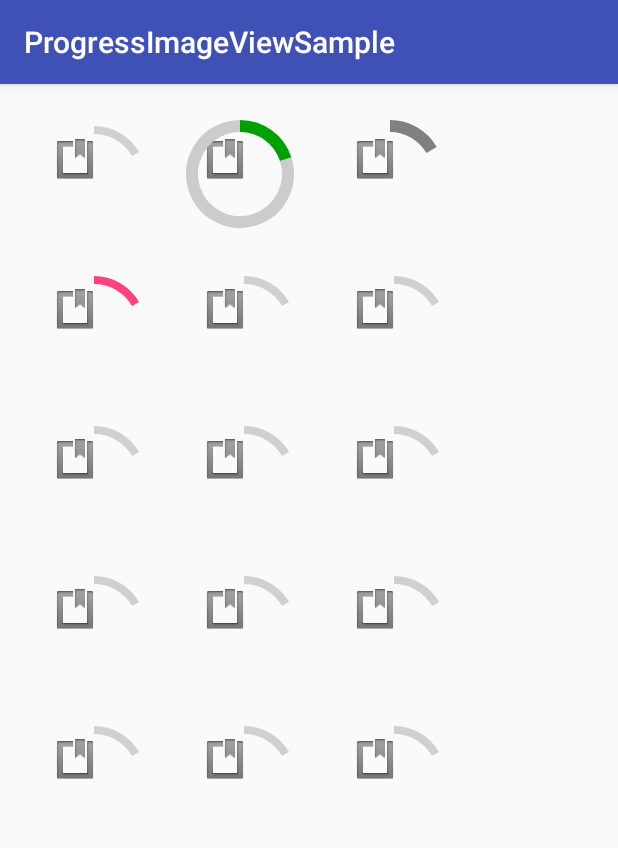
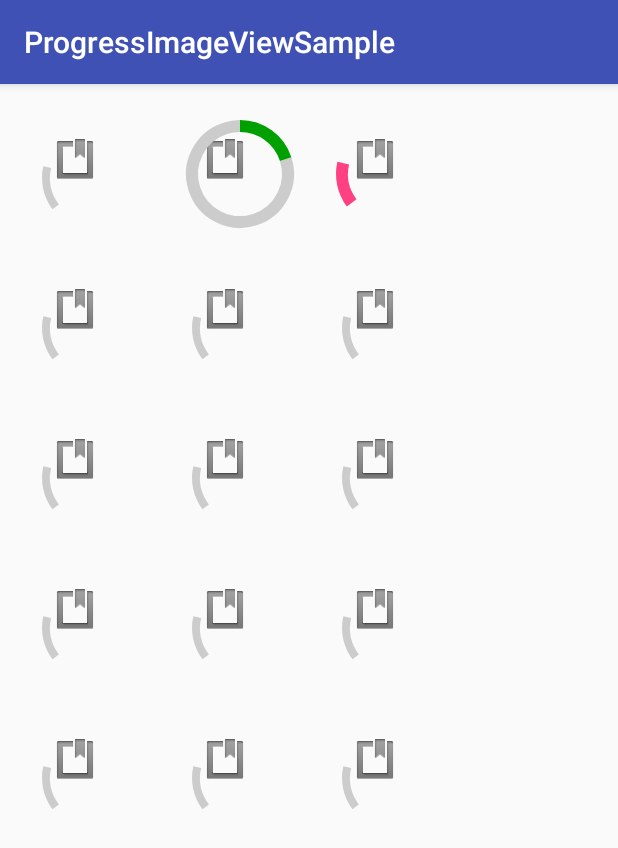
Before and after one commit to stefanosiano/PowerfulImageView, an Android app: the screen it shows after launch (MainActivity), on a phone screen of 412 x 824 dp. Shown: the top 848 px of the screen. Run offline under Robolectric (Android 15) with nearby library versions, the light colour scheme and no system bars.

Commit message:
big cleaning of indeterminate progress

```diff
--- a/progressimageview/src/main/java/com/stefanosiano/progressimageview/ProgressImageView.java
+++ b/progressimageview/src/main/java/com/stefanosiano/progressimageview/ProgressImageView.java
@@ -36,8 +36,8 @@ public class ProgressImageView extends AppCompatImageView {
     private PivProgressMode mProgressMode = null;
     private int mProgressFrontColor = 0;
     private int mProgressBackColor = 0;
+    private int mIndeterminateProgressColor = 0;
     private boolean mUseDeterminateProgressAnimation;
-    private int[] mIndeterminateProgressColorArray = {};
 
 
     public ProgressImageView(Context context) {
@@ -66,6 +66,7 @@ public class ProgressImageView extends AppCompatImageView {
         this.mProgressCircleBorderWidth = a.getDimensionPixelSize(R.styleable.ProgressImageView_piv_progress_circle_border_width, Math.round(mProgressCircleSize / 8f));
         this.mProgressFrontColor = a.getColor(R.styleable.ProgressImageView_piv_progress_front_color, ContextCompat.getColor(context, R.color.piv_default_progress_front_color));
         this.mProgressBackColor = a.getColor(R.styleable.ProgressImageView_piv_progress_back_color, ContextCompat.getColor(context, R.color.piv_default_progress_back_color));
+        this.mIndeterminateProgressColor = a.getColor(R.styleable.ProgressImageView_piv_indeterminate_progress_color, ContextCompat.getColor(context, R.color.piv_default_indeterminate_progress_color));
         this.mProgressMode = null;
 
         PivProgressMode progressMode = PivProgressMode.fromValue(a.getInteger(R.styleable.ProgressImageView_piv_progress_mode, PivProgressMode.PROGRESS_MODE_DETERMINATE.getValue()));
@@ -73,29 +74,6 @@ public class ProgressImageView extends AppCompatImageView {
         this.mDeterminateProgressDrawer.setProgressAngle(angle);
         mDeterminateProgressDrawer.setUseAnimation(mUseDeterminateProgressAnimation);
         if(this.mProgressCircleBorderWidth < 1) this.mProgressCircleBorderWidth = 1;
-
-        final int id = a.getResourceId(R.styleable.ProgressImageView_piv_indeterminate_progress_color_array, R.array.piv_default_indeterminate_progress_colors);
-
-        try{
-            if(isInEditMode()){
-                //layout editor doesn't get these colors, if i take getIntArray()
-                String[] colors = a.getResources().getStringArray(id);
-                mIndeterminateProgressColorArray = new int[colors.length];
-                for(int i = 0; i < mIndeterminateProgressColorArray.length; i++){
-                    mIndeterminateProgressColorArray[i] = Color.parseColor(colors[i]);
-                }
-            }
-            else {
-                mIndeterminateProgressColorArray = a.getResources().getIntArray(id);
-            }
-            if (mIndeterminateProgressColorArray.length < 2) {
-                mIndeterminateProgressColorArray = new int[]{this.mProgressBackColor, this.mProgressFrontColor};
-            }
-        }
-        catch (NullPointerException|Resources.NotFoundException|IllegalArgumentException e){
-            e.printStackTrace();
-            mIndeterminateProgressColorArray = new int[]{this.mProgressBackColor, this.mProgressFrontColor};
-        }
 
         a.recycle();
 
@@ -141,7 +119,7 @@ public class ProgressImageView extends AppCompatImageView {
                 mProgressDrawer = mDummyProgressDrawer;
                 break;
         }
-        mProgressDrawer.init(mProgressFrontColor, mProgressCircleBorderWidth, mProgressBackColor, mIndeterminateProgressColorArray);
+        mProgressDrawer.init(mProgressFrontColor, mProgressCircleBorderWidth, mProgressBackColor, mIndeterminateProgressColor);
     }
 
 
--- a/progressimageview/src/main/java/com/stefanosiano/progressimageview/progress/DeterminateProgressDrawer.java
+++ b/progressimageview/src/main/java/com/stefanosiano/progressimageview/progress/DeterminateProgressDrawer.java
@@ -59,7 +59,7 @@ public class DeterminateProgressDrawer implements ProgressDrawer {
     }
 
     @Override
-    public void init(int progressFrontColor, int progressCircleBorderWidth, int progressBackColor, int[] indeterminateProgressColorArray) {
+    public void init(int progressFrontColor, int progressCircleBorderWidth, int progressBackColor, int indeterminateProgressColor) {
 
         if(mProgressFrontPaint == null) mProgressFrontPaint = new Paint();
         if(mProgressBackPaint == null) mProgressBackPaint = new Paint();
--- a/progressimageview/src/main/java/com/stefanosiano/progressimageview/progress/DummyProgressDrawer.java
+++ b/progressimageview/src/main/java/com/stefanosiano/progressimageview/progress/DummyProgressDrawer.java
@@ -10,7 +10,7 @@ import android.graphics.RectF;
 public class DummyProgressDrawer implements ProgressDrawer {
 
     @Override
-    public void init(int progressFrontColor, int progressCircleBorderWidth, int progressBackColor, int[] indeterminateProgressColorArray) {
+    public void init(int progressFrontColor, int progressCircleBorderWidth, int progressBackColor, int indeterminateProgressArray) {
 
     }
 
--- a/progressimageview/src/main/java/com/stefanosiano/progressimageview/progress/IndeterminateProgressDrawer.java
+++ b/progressimageview/src/main/java/com/stefanosiano/progressimageview/progress/IndeterminateProgressDrawer.java
@@ -1,15 +1,12 @@
 package com.stefanosiano.progressimageview.progress;
 
-import android.animation.ObjectAnimator;
+import android.animation.Animator;
 import android.animation.ValueAnimator;
 import android.graphics.Canvas;
 import android.graphics.Paint;
 import android.graphics.RectF;
 import android.view.animation.AccelerateDecelerateInterpolator;
-import android.view.animation.Animation;
-import android.view.animation.DecelerateInterpolator;
 import android.view.animation.LinearInterpolator;
-import android.view.animation.Transformation;
 
 import com.stefanosiano.progressimageview.ProgressImageView;
 
@@ -22,82 +19,55 @@ public class IndeterminateProgressDrawer implements ProgressDrawer {
     private final ProgressImageView piv;
     private final RectF mProgressBounds;
 
-    private Animation mProgressAnimation;
-    private ValueAnimator mOffsetAnimator;
-    private Paint mProgressFrontPaint, mProgressBackPaint;
-    private int mProgressBackStartAngle, mProgressBackSweepAngle, mProgressFrontStartAngle, mProgressFrontSweepAngle;
-    private int[] mIndeterminateProgressColorArray;
-    private int colorIndex;
-    private int mLastSweepAngle;
-    private int offset, lastOffset, lastx;
-    private boolean changed = false;
+    private ValueAnimator mOffsetAnimator, mProgressAnimator;
+    private Paint mProgressPaint;
+    private int mProgressStartAngle, mProgressSweepAngle;
+    private int offset;
+    private boolean isShrinking;
 
     public IndeterminateProgressDrawer(ProgressImageView piv, RectF progressBounds) {
         this.piv = piv;
         this.mProgressBounds = progressBounds;
-        this.colorIndex = 0;
-        changed = false;
-        offset = 0;
-        lastx = 0;
-    }
-
-    private void setProgressAngle(int progressAngle, int frontChange) {
-        //frontChange = 0;
-        if(!changed) {
-            this.mProgressFrontStartAngle = - 90 + frontChange + offset;
-            this.mProgressFrontSweepAngle = progressAngle + 60;
-            this.mProgressBackStartAngle = (mProgressFrontStartAngle + mProgressFrontSweepAngle) % 360;
-            this.mProgressBackSweepAngle = 360 - mProgressFrontSweepAngle;
-        }
-        else {
-            this.mProgressFrontStartAngle = -90 + progressAngle + frontChange + offset;
-            this.mProgressFrontSweepAngle = mLastSweepAngle - progressAngle + frontChange + 90 - lastOffset;
-
-            this.mProgressBackStartAngle = (mProgressFrontStartAngle + mProgressFrontSweepAngle) % 360;
-            this.mProgressBackSweepAngle = 360 - mProgressFrontSweepAngle;
-        }
-        this.piv.postInvalidate((int)mProgressBounds.left-1, (int)mProgressBounds.top-1, (int)mProgressBounds.right+1, (int)mProgressBounds.bottom+1);
+        this.offset = 0;
+        this.isShrinking = false;
+        this.mProgressStartAngle = -90;
+        this.mProgressSweepAngle = 180;
     }
 
     @Override
-    public void init(int progressFrontColor, int progressCircleBorderWidth, int progressBackColor, int[] indeterminateProgressColorArray) {
+    public void init(int progressFrontColor, int progressCircleBorderWidth, int progressBackColor, int indeterminateProgressColor) {
 
         createAnimationIfNeeded();
-        if(mProgressFrontPaint == null) mProgressFrontPaint = new Paint();
-        if(mProgressBackPaint == null) mProgressBackPaint = new Paint();
+        if(mProgressPaint == null) mProgressPaint = new Paint();
 
-        mIndeterminateProgressColorArray = indeterminateProgressColorArray;
-        mProgressBackPaint.setColor(indeterminateProgressColorArray[0]);
-        mProgressBackPaint.setStrokeWidth(progressCircleBorderWidth);
-        mProgressBackPaint.setAntiAlias(true);
-        mProgressBackPaint.setStyle(Paint.Style.STROKE);
-        mProgressFrontPaint.setColor(indeterminateProgressColorArray[1]);
-        mProgressFrontPaint.setStrokeWidth(progressCircleBorderWidth);
-        mProgressFrontPaint.setAntiAlias(true);
-        mProgressFrontPaint.setStyle(Paint.Style.STROKE);
-        colorIndex = 0;
+        mProgressPaint.setColor(indeterminateProgressColor);
+        mProgressPaint.setStrokeWidth(progressCircleBorderWidth);
+        mProgressPaint.setAntiAlias(true);
+        mProgressPaint.setStyle(Paint.Style.STROKE);
+
         setProgressAngle(0, 0);
 
-        piv.clearAnimation();
-        piv.startAnimation(mProgressAnimation);
+        mProgressAnimator.start();
         mOffsetAnimator.start();
     }
 
 
     @Override
     public void draw(Canvas canvas, RectF progressBounds) {
-        //canvas.drawArc(progressBounds, mProgressBackStartAngle, mProgressBackSweepAngle, false, mProgressBackPaint);
-        canvas.drawArc(progressBounds, mProgressFrontStartAngle, mProgressFrontSweepAngle, false, mProgressFrontPaint);
+        canvas.drawArc(progressBounds, mProgressStartAngle, mProgressSweepAngle, false, mProgressPaint);
     }
 
     @Override
     public void clear() {
-        piv.clearAnimation();
-        if(mProgressAnimation != null)
-            mProgressAnimation.reset();
-        if(mOffsetAnimator != null)
-            mOffsetAnimator.cancel();
-        colorIndex = 0;
+        if(mProgressAnimator != null)
+            this.mProgressAnimator.cancel();
+        if(mProgressAnimator != null)
+            this.mProgressAnimator.cancel();
+
+        this.offset = 0;
+        this.isShrinking = false;
+        this.mProgressStartAngle = -90;
+        this.mProgressSweepAngle = 180;
     }
 
 
@@ -105,59 +75,54 @@ public class IndeterminateProgressDrawer implements ProgressDrawer {
 
         if(mOffsetAnimator == null) {
             mOffsetAnimator = ValueAnimator.ofFloat(0f, 1f);
-            mOffsetAnimator.setDuration(5000);
+            mOffsetAnimator.setDuration(3000);
             mOffsetAnimator.setInterpolator(new LinearInterpolator());
             mOffsetAnimator.setRepeatCount(ValueAnimator.INFINITE);
             mOffsetAnimator.addUpdateListener(new ValueAnimator.AnimatorUpdateListener() {
                 public void onAnimationUpdate(ValueAnimator animation) {
-                    //offset = (int) (360 * (float) animation.getAnimatedValue());
-                    //offset = 50;
+                    offset = (int) (360 * (float) animation.getAnimatedValue());
                 }
             });
         }
 
-        if(mProgressAnimation == null) {
-
-            mProgressAnimation = new Animation() {
+        if(mProgressAnimator == null) {
+            mProgressAnimator = ValueAnimator.ofFloat(0f, 1f);
+            mProgressAnimator.setDuration(1000);
+            mProgressAnimator.setInterpolator(new AccelerateDecelerateInterpolator());
+            mProgressAnimator.setRepeatCount(ValueAnimator.INFINITE);
+            mProgressAnimator.addListener(new Animator.AnimatorListener() {
                 @Override
-                protected void applyTransformation(float interpolatedTime, Transformation t) {
-                    setProgressAngle(
-                            changed ? (int) (300 * interpolatedTime) : (int) (240 * interpolatedTime),
-                            changed ? (int) (60 * interpolatedTime) : (int) 0);
-                }
-            };
-            mProgressAnimation.setRepeatCount(Animation.INFINITE);
-            mProgressAnimation.setRepeatMode(Animation.INFINITE);
-            mProgressAnimation.setInterpolator(new AccelerateDecelerateInterpolator());
-            mProgressAnimation.setDuration(2000);
-            mProgressAnimation.setAnimationListener(new Animation.AnimationListener() {
-                private int i1, i2;
+                public void onAnimationStart(Animator animation) {}
 
                 @Override
-                public void onAnimationStart(Animation animation) {
-
-                }
+                public void onAnimationEnd(Animator animation) {}
 
                 @Override
-                public void onAnimationEnd(Animation animation) {
-                }
+                public void onAnimationCancel(Animator animation) {}
 
                 @Override
-                public void onAnimationRepeat(Animation animation) {
-                    changed = !changed;
-                    lastOffset = offset;
-                    if(changed)
-                        lastx -= 30;
-                    mLastSweepAngle = mProgressFrontSweepAngle + mProgressFrontStartAngle;
-                    /*
-                    colorIndex = (colorIndex + 1) % mIndeterminateProgressColorArray.length;
-                    i1 = colorIndex;
-                    i2 = (colorIndex + 1) % mIndeterminateProgressColorArray.length;
-
-                    mProgressBackPaint.setColor(mIndeterminateProgressColorArray[i1]);
-                    mProgressFrontPaint.setColor(mIndeterminateProgressColorArray[i2]);*/
+                public void onAnimationRepeat(Animator animation) {
+                    isShrinking = !isShrinking;
+                }
+            });
+            mProgressAnimator.addUpdateListener(new ValueAnimator.AnimatorUpdateListener() {
+                public void onAnimationUpdate(ValueAnimator animation) {
+                    setProgressAngle((int) (360 * (float) animation.getAnimatedValue()), (int) (290 * (float) animation.getAnimatedValue()));
                 }
             });
         }
+
+    }
+
+    private void setProgressAngle(int startAngleOffset, int sweepAngleOffset) {
+        if(isShrinking) {
+            this.mProgressStartAngle = -90 + startAngleOffset + offset;
+            this.mProgressSweepAngle = 340 - sweepAngleOffset;
+        }
+        else {
+            this.mProgressStartAngle = -90 + offset;
+            this.mProgressSweepAngle = sweepAngleOffset + 50;
+        }
+        this.piv.postInvalidate((int)mProgressBounds.left-1, (int)mProgressBounds.top-1, (int)mProgressBounds.right+1, (int)mProgressBounds.bottom+1);
     }
 }
--- a/progressimageview/src/main/java/com/stefanosiano/progressimageview/progress/ProgressDrawer.java
+++ b/progressimageview/src/main/java/com/stefanosiano/progressimageview/progress/ProgressDrawer.java
@@ -8,7 +8,7 @@ import android.graphics.RectF;
  */
 
 public interface ProgressDrawer {
-    void init(int progressFrontColor, int progressCircleBorderWidth, int progressBackColor, int[] indeterminateProgressColorArray);
+    void init(int progressFrontColor, int progressCircleBorderWidth, int progressBackColor, int indeterminateProgressColor);
     void draw(Canvas canvas, RectF progressBounds);
     void clear();
 }
--- a/progressimageview/src/main/res/values/attrs.xml
+++ b/progressimageview/src/main/res/values/attrs.xml
@@ -7,7 +7,7 @@
         <attr name="piv_progress_percent" format="float" />
         <attr name="piv_progress_front_color" format="color" />
         <attr name="piv_progress_back_color" format="color" />
-        <attr name="piv_indeterminate_progress_color_array" format="reference" />
+        <attr name="piv_indeterminate_progress_color" format="color" />
         <attr name="piv_progress_mode" format="enum" >
             <enum name="disabled" value="0"/>
             <enum name="indeterminate" value="1"/>
--- a/progressimageview/src/main/res/values/colors.xml
+++ b/progressimageview/src/main/res/values/colors.xml
@@ -2,8 +2,5 @@
 <resources>
     <color name="piv_default_progress_front_color">#00A000</color>
     <color name="piv_default_progress_back_color">#CCCCCC</color>
-    <array name="piv_default_indeterminate_progress_colors">
-        <item>#A0A0A0</item>
-        <item>#D0D0D0</item>
-    </array>
+    <color name="piv_default_indeterminate_progress_color">#CCCCCC</color>
 </resources>
--- a/sample/src/main/res/layout/activity_main.xml
+++ b/sample/src/main/res/layout/activity_main.xml
@@ -16,7 +16,6 @@
             android:scaleType="center"
             android:src="@android:drawable/ic_input_get"
 
-            app:piv_indeterminate_progress_color_array="@array/piv_default_indeterminate_progress_colors"
             app:piv_progress_mode="indeterminate"
             app:piv_progress_front_color="#00A000"
             app:piv_progress_percent="22"
@@ -30,7 +29,6 @@
             android:scaleType="center"
             android:src="@android:drawable/ic_input_get"
 
-            app:piv_indeterminate_progress_color_array="@array/indeterminate_progress_colors3"
             app:piv_progress_mode="determinate"
             app:piv_progress_percent="20"
             app:piv_progress_circle_border_width="8dp"
@@ -44,8 +42,8 @@
             android:scaleType="center"
             android:src="@android:drawable/ic_input_get"
 
+            app:piv_indeterminate_progress_color="@color/colorAccent"
             app:piv_progress_mode="indeterminate"
-            app:piv_indeterminate_progress_color_array="@array/indeterminate_progress_colors"
             app:piv_progress_percent="10"
             app:piv_progress_circle_size="64dp" />
 
@@ -58,7 +56,6 @@
             android:scaleType="center"
             android:src="@android:drawable/ic_input_get"
 
-            app:piv_indeterminate_progress_color_array="@array/indeterminate_progress_colors2"
             app:piv_progress_back_color="@color/colorPrimary"
             app:piv_progress_front_color="@color/colorAccent"
             app:piv_progress_mode="indeterminate"
```
